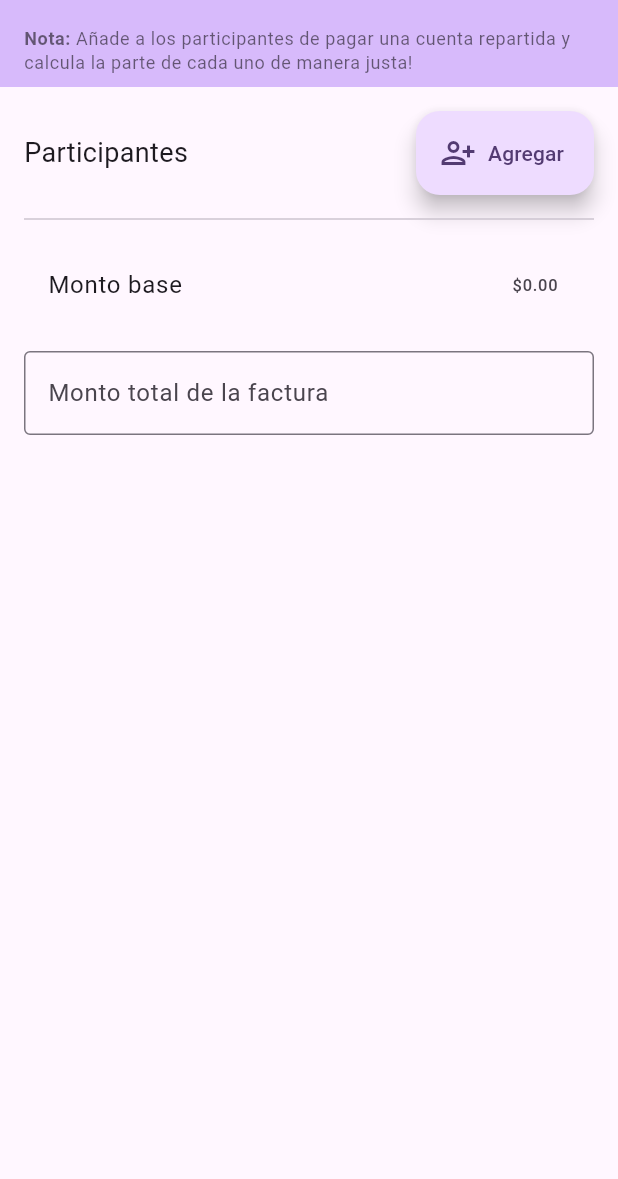
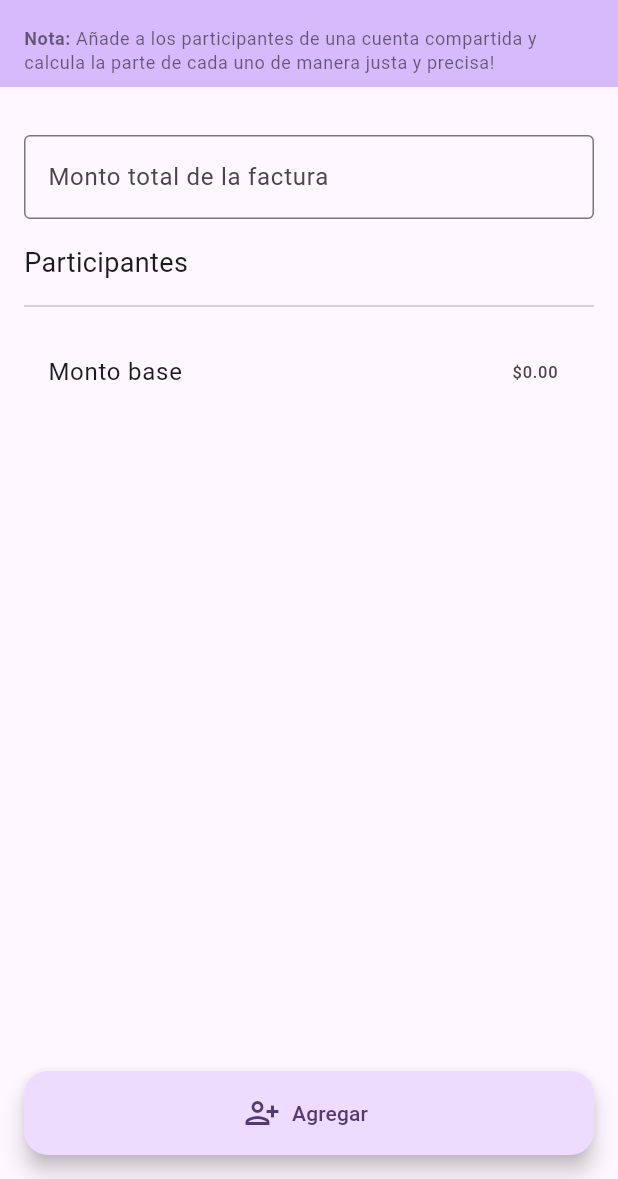
Before and after one commit to GabrielC-Web/Splitizer, a Flutter app: the screen it shows after launch, on a phone screen of 412 x 824 dp, the part 57-1236 px from its top. Run offline on Flutter 3.47's test engine with Material 3 defaults, Android fonts, the light colour scheme and no system bars; our stand-ins replace flutter_riverpod, go_router, google_fonts.

Commit message:
Mejora botones de agregar y reiniciar

```diff
--- a/lib/features/bill/bill_screen.dart
+++ b/lib/features/bill/bill_screen.dart
@@ -63,6 +63,32 @@ class _BillScreenState extends ConsumerState<BillScreen> {
             Expanded(
               child: ListView(
                 children: [
+                  Padding(
+                    padding: const EdgeInsets.symmetric(vertical: 16),
+                    child: Form(
+                      child: TextFormField(
+                        controller: _finalTotalController,
+                        keyboardType: TextInputType.number,
+                        decoration: const InputDecoration(
+                          labelText: 'Monto total de la factura',
+                          border: OutlineInputBorder(),
+                        ),
+                        onChanged: (_) => setState(() {}),
+                        autovalidateMode: AutovalidateMode.onUserInteraction,
+                        validator: (value) {
+                          if (value != null &&
+                              value.isNotEmpty &&
+                              double.parse(value) <
+                                  ref
+                                      .watch(riverpodPersonList)
+                                      .baseTotal
+                                      .toDouble()) {
+                            return 'El monto de la factura debería ser mayor al monto base';
+                          }
+                        },
+                      ),
+                    ),
+                  ),
                   Row(
                     mainAxisAlignment: MainAxisAlignment.spaceBetween,
                     children: [
@@ -70,16 +96,12 @@ class _BillScreenState extends ConsumerState<BillScreen> {
                         'Participantes',
                         style: TextStyle(fontSize: 18),
                       ),
+
                       // TextButton.icon(
                       //   icon: const Icon(Icons.person_add_alt),
                       //   label: const Text('Agregar'),
                       //   onPressed: _addPerson,
                       // ),
-                      FloatingActionButton.extended(
-                        onPressed: _addPerson,
-                        label: const Text('Agregar'),
-                        icon: const Icon(Icons.person_add_alt),
-                      ),
                     ],
                   ),
 
@@ -106,38 +128,17 @@ class _BillScreenState extends ConsumerState<BillScreen> {
                   ),
 
                   const SizedBox(height: 16),
-
-                  Form(
-                    child: TextFormField(
-                      controller: _finalTotalController,
-                      keyboardType: TextInputType.number,
-                      decoration: const InputDecoration(
-                        labelText: 'Monto total de la factura',
-                        border: OutlineInputBorder(),
-                      ),
-                      onChanged: (_) => setState(() {}),
-                      autovalidateMode: AutovalidateMode.onUserInteraction,
-                      validator: (value) {
-                        if (value != null &&
-                            value.isNotEmpty &&
-                            double.parse(value) <
-                                ref
-                                    .watch(riverpodPersonList)
-                                    .baseTotal
-                                    .toDouble()) {
-                          return 'El monto de la factura debería ser mayor al monto base';
-                        }
-                      },
-                    ),
-                  ),
                 ],
               ),
             ),
+
+            Row(
+              children: [
                 if (_finalTotalController.value.text.isNotEmpty &&
                     ref.watch(riverpodPersonList).participants.isNotEmpty)
-              Row(
-                children: [
                   Expanded(
+                    child: Padding(
+                      padding: const EdgeInsets.only(right: 8.0),
                       child: FloatingActionButton.extended(
                         onPressed: () {
                           ref.read(riverpodPersonList).reset();
@@ -145,6 +146,26 @@ class _BillScreenState extends ConsumerState<BillScreen> {
                         },
                         label: Text('Reiniciar'),
                         elevation: 2,
+                      ),
+                    ),
+                  ),
+                Expanded(
+                  child: Padding(
+                    padding: EdgeInsets.only(
+                      left:
+                          _finalTotalController.value.text.isNotEmpty &&
+                              ref
+                                  .watch(riverpodPersonList)
+                                  .participants
+                                  .isNotEmpty
+                          ? 8.0
+                          : 0,
+                    ),
+                    child: FloatingActionButton.extended(
+                      onPressed: _addPerson,
+                      label: const Text('Agregar'),
+                      icon: const Icon(Icons.person_add_alt),
+                    ),
                   ),
                 ),
               ],
--- a/lib/shared/app_scaffold.dart
+++ b/lib/shared/app_scaffold.dart
@@ -59,7 +59,7 @@ class AppScaffold extends StatelessWidget {
                   TextSpan(text: 'Nota: ', style: boldNoteStyle),
                   TextSpan(
                     text:
-                        'Añade a los participantes de pagar una cuenta repartida y calcula la parte de cada uno de manera justa!',
+                        'Añade a los participantes de una cuenta compartida y calcula la parte de cada uno de manera justa y precisa!',
                     style: defaultNoteStyle,
                   ),
                 ],
```
Lines whose indentation alone changed are shown as unchanged.
